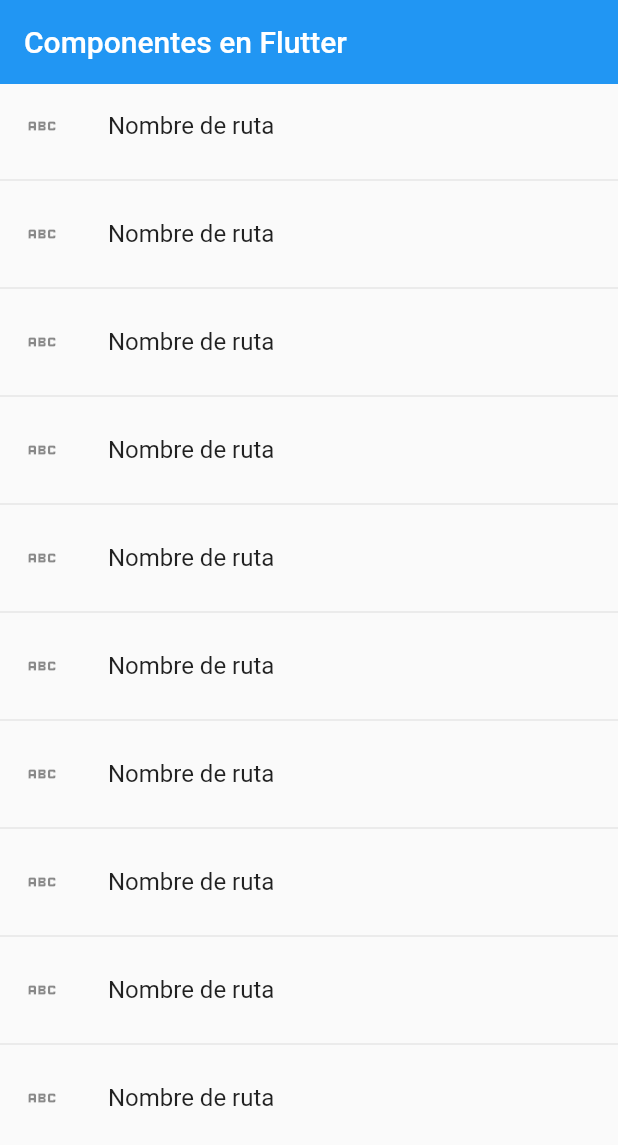
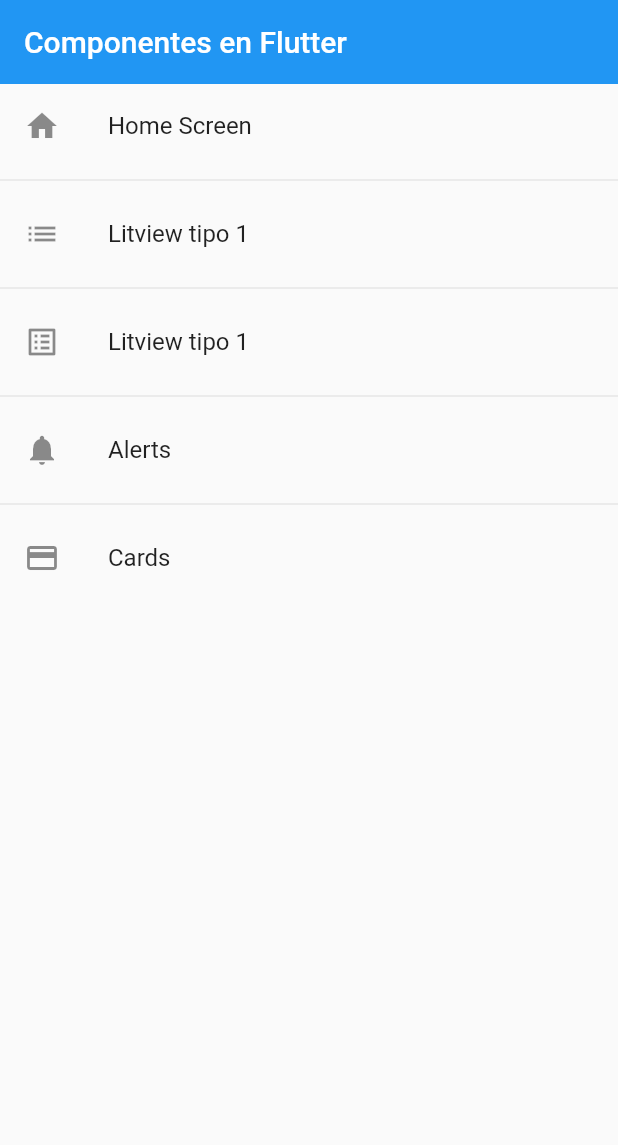
Before and after one commit to Reales09/components_flutter, a Flutter app: the screen it shows after launch, on a phone screen of 412 x 824 dp. Shown: the top 1145 px of the screen. Run offline on Flutter 3.47's test engine with Material 2 defaults, Android fonts, the phone set to English and light mode, and no system bars.

Commit message:
Se crea miodelo y listado de rutas

```diff
--- a/lib/main.dart
+++ b/lib/main.dart
@@ -1,6 +1,6 @@
 import 'package:flutter/material.dart';
 
-import 'package:fl_components/screens/screens.dart';
+import 'package:fl_components/router/app_routes.dart';
 
 void main() => runApp(const MyApp());
 
@@ -13,20 +13,9 @@ class MyApp extends StatelessWidget {
       debugShowCheckedModeBanner: false,
       title: 'Material App',
       //home: const CardScreen(),
-      initialRoute: 'home',
-      routes: {
-        'home': (context) => const HomeScreen(),
-        'listview1': (BuildContext context) => const ListView1Screen(),
-        'listview2': (BuildContext context) => const ListView1Screen(),
-        'alert': (BuildContext context) => const AlertScreen(),
-        'card': (context) => const CardScreen(),
-      },
-      onGenerateRoute: (settings) {
-        print(settings);
-        return MaterialPageRoute(
-          builder: (context) => const AlertScreen(),
-        );
-      },
+      initialRoute: AppRoutes.initialRoute,
+      routes: AppRoutes.getAppRoutes(),
+      onGenerateRoute: AppRoutes.onGenersteRoute,
     );
   }
 }
--- /dev/null
+++ b/lib/models/menu_options.dart
@@ -0,0 +1,14 @@
+import 'package:flutter/material.dart' show IconData, Widget;
+
+class MenuOption {
+  final String route;
+  final IconData icon;
+  final String name;
+  final Widget scren;
+
+  MenuOption(
+      {required this.route,
+      required this.icon,
+      required this.name,
+      required this.scren});
+}
--- /dev/null
+++ b/lib/models/models.dart
@@ -0,0 +1 @@
+export 'package:fl_components/models/menu_options.dart';
--- /dev/null
+++ b/lib/router/app_routes.dart
@@ -0,0 +1,69 @@
+import 'package:fl_components/screens/listview2_screen.dart';
+import 'package:flutter/material.dart';
+
+import '../screens/card_screen.dart';
+import '../screens/home_screen.dart';
+import '../screens/listview1_screen.dart';
+import 'package:fl_components/screens/alert_screen.dart';
+import 'package:fl_components/models/models.dart';
+
+class AppRoutes {
+  static const initialRoute = 'home';
+  static final menuOptions = <MenuOption>[
+    //TODO: borrar home
+    MenuOption(
+        route: 'home',
+        name: 'Home Screen',
+        scren: const HomeScreen(),
+        icon: Icons.home),
+
+    MenuOption(
+        route: 'listview1',
+        name: 'Litview tipo 1',
+        scren: const ListView1Screen(),
+        icon: Icons.list),
+
+    MenuOption(
+        route: 'listview2',
+        name: 'Litview tipo 1',
+        scren: const ListView2Screen(),
+        icon: Icons.list_alt_outlined),
+
+    MenuOption(
+        route: 'alert',
+        name: 'Alerts',
+        scren: const AlertScreen(),
+        icon: Icons.notifications),
+
+    MenuOption(
+        route: 'card',
+        name: 'Cards',
+        scren: const CardScreen(),
+        icon: Icons.credit_card),
+  ];
+
+  static Map<String, Widget Function(BuildContext)> getAppRoutes() {
+    Map<String, Widget Function(BuildContext)> appRoutes = {};
+
+    for (final option in menuOptions) {
+      appRoutes.addAll({option.route: (BuildContext context) => option.scren});
+    }
+
+    return appRoutes;
+  }
+
+  // static Map<String, Widget Function(BuildContext)> routes = {
+  //   'home': (context) => const HomeScreen(),
+  //   'listview1': (BuildContext context) => const ListView1Screen(),
+  //   'listview2': (BuildContext context) => const ListView1Screen(),
+  //   'alert': (BuildContext context) => const AlertScreen(),
+  //   'card': (context) => const CardScreen(),
+  // };
+
+  static Route<dynamic> onGenersteRoute(RouteSettings settings) {
+    print(settings);
+    return MaterialPageRoute(
+      builder: (context) => const AlertScreen(),
+    );
+  }
+}
--- a/lib/screens/home_screen.dart
+++ b/lib/screens/home_screen.dart
@@ -1,11 +1,14 @@
 import 'package:flutter/material.dart';
-import 'package:fl_components/screens/screens.dart';
+
+import 'package:fl_components/router/app_routes.dart';
 
 class HomeScreen extends StatelessWidget {
   const HomeScreen({Key? key}) : super(key: key);
 
   @override
   Widget build(BuildContext context) {
+    final menuOptions = AppRoutes.menuOptions;
+
     return Scaffold(
         appBar: AppBar(
           title: const Text('Componentes en Flutter'),
@@ -13,15 +16,15 @@ class HomeScreen extends StatelessWidget {
         ),
         body: ListView.separated(
             itemBuilder: (context, index) => ListTile(
-                  leading: Icon(Icons.abc),
-                  title: const Text('Nombre de ruta'),
+                  leading: Icon(menuOptions[index].icon),
+                  title: Text(menuOptions[index].name),
                   onTap: () {
                     // final route = MaterialPageRoute(
                     //     builder: (context) => const ListView1Screen());
-                    Navigator.pushNamed(context, 'card2');
+                    Navigator.pushNamed(context, menuOptions[index].route);
                   },
                 ),
             separatorBuilder: (_, __) => const Divider(),
-            itemCount: 10));
+            itemCount: menuOptions.length));
   }
 }
```
